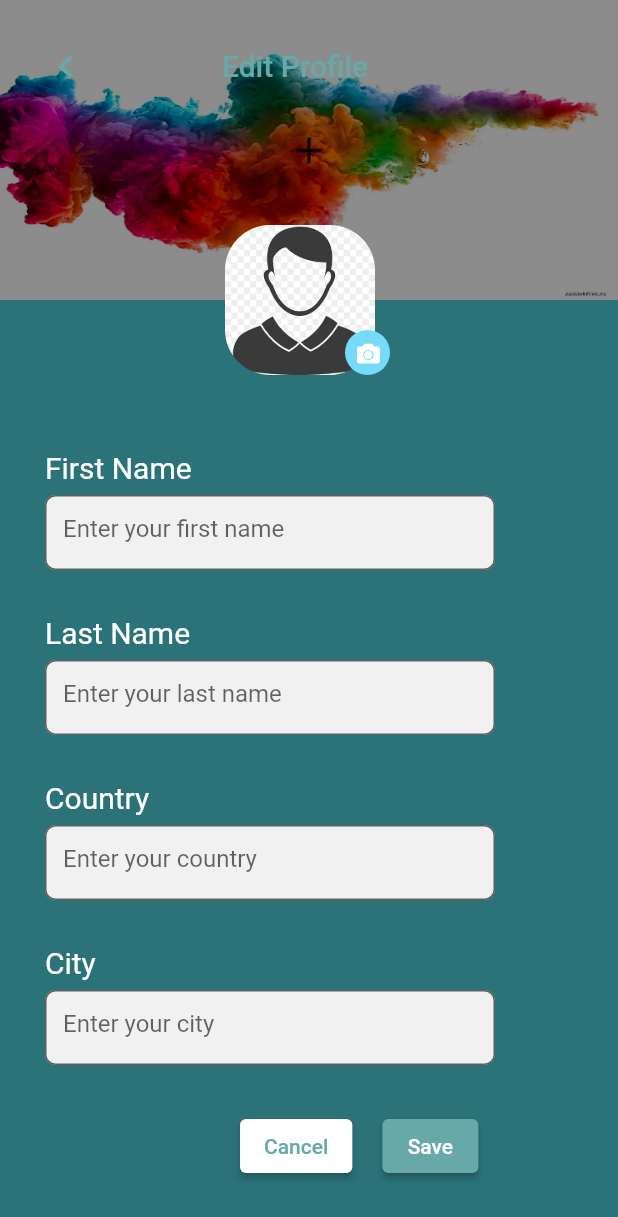
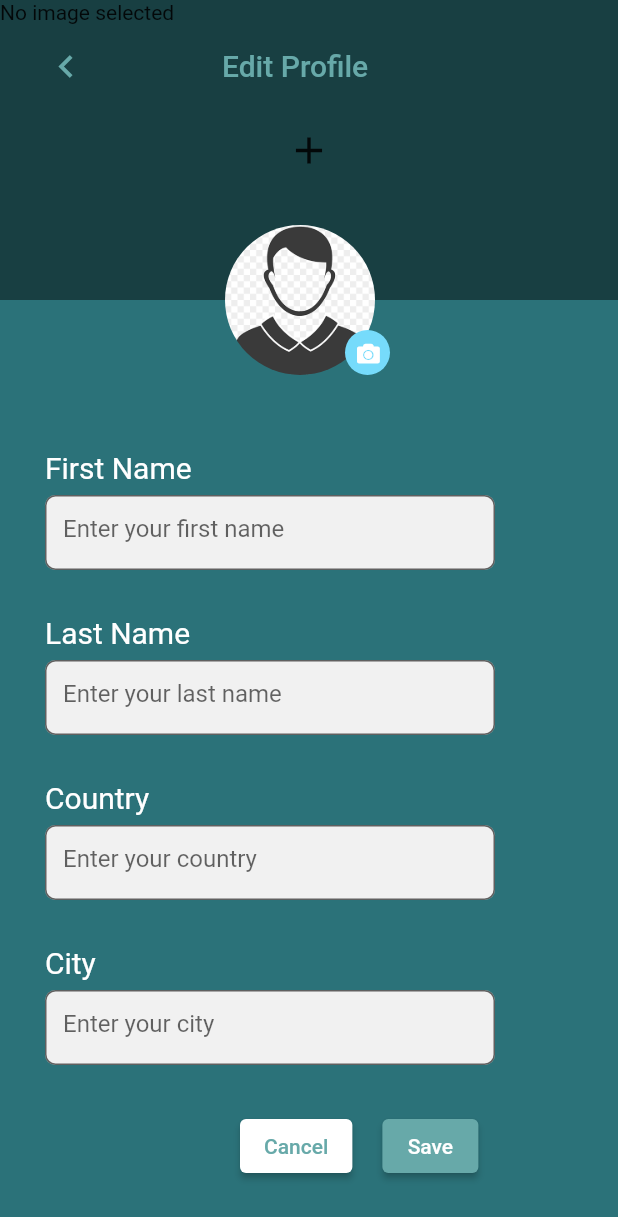
Before and after one commit to WaiYanMinMin/journaling_app, a Flutter app: the EditProfileScreen screen opened by its route, after a tap on the "add" icon, on a phone screen of 412 x 824 dp. Shown: the top 1217 px of the screen. Run offline on Flutter 3.47's test engine with Material 2 defaults, Android fonts, the phone set to English and light mode, and no system bars; our stand-ins replace auto_route, curved_navigation_bar, floor, font_awesome_flutter, get, image_picker and 1 more; accounts and stored records are empty; generated files the repository leaves out were written again.

Commit message:
ADDED Insert Profile Data

```diff
--- a/lib/database/data.dart
+++ b/lib/database/data.dart
@@ -1,3 +1,5 @@
+import 'dart:io';
+
 import 'package:floor/floor.dart';
 
 @Entity(tableName: 'note')
@@ -21,3 +23,20 @@ class Note {
       required this.weather,
       required this.dueDate});
 }
+
+@Entity(tableName: 'profile')
+class Profile {
+  @PrimaryKey(autoGenerate: true)
+  int? id;
+  @ColumnInfo(name: 'profiletitle')
+  String? firstName;
+  String? lastName;
+  String? city;
+  String? country;
+  String? bgImage;
+  String? profileImage;
+
+  Profile(this.firstName, this.lastName, this.city, this.country, this.bgImage,
+      this.profileImage,
+      {this.id});
+}
--- a/lib/database/note_database.dart
+++ b/lib/database/note_database.dart
@@ -6,7 +6,8 @@ import 'data.dart';
 import 'notedao.dart';
 part 'note_database.g.dart';
 
-@Database(version: 1, entities: [Note])
+@Database(version: 1, entities: [Note,Profile])
 abstract class NoteDatabase extends FloorDatabase {
   NoteDao get noteDao;
+  ProfileDao get profileDao;
 }
--- a/lib/database/notedao.dart
+++ b/lib/database/notedao.dart
@@ -9,3 +9,13 @@ abstract class NoteDao {
   @insert
   Future<void> addNote(Note note);
 }
+
+@dao
+abstract class ProfileDao {
+  @insert
+  Future<void> createProfile(Profile profile);
+  @Query('select * from profile')
+  Stream<Profile?> getProfiledata();
+  @update
+  Future<void> updateProfile(Profile profile);
+}
--- a/lib/main.dart
+++ b/lib/main.dart
@@ -18,6 +18,7 @@ class MyHome extends StatelessWidget {
       builder: (context, data) {
         if (data.hasData) {
           Get.put(data.data!.noteDao);
+          Get.put(data.data!.profileDao);
           return MyApp();
         } else if (data.hasError) {
           return Text('${data.error}');
--- /dev/null
+++ b/lib/src/dialogs/Confirmdialog.dart
@@ -0,0 +1,60 @@
+import 'dart:io';
+
+import 'package:flutter/cupertino.dart';
+import 'package:flutter/material.dart';
+import 'package:get/get.dart';
+import 'package:journaling_app/database/data.dart';
+import 'package:journaling_app/database/notedao.dart';
+
+import 'package:journaling_app/src/screens/Profile.dart';
+
+class Confirmdialog {
+  final ProfileDao profileDao = Get.find();
+  confirmation(
+      BuildContext context,
+      String title,
+      String firstname,
+      String lastname,
+      String city,
+      String country,
+      String bgImage,
+      String profileImage) {
+    return showDialog(
+        context: context,
+        barrierDismissible: true,
+        builder: (BuildContext context) {
+          return AlertDialog(
+            shape: RoundedRectangleBorder(
+                borderRadius: BorderRadius.all(Radius.circular(10.0))),
+            title: Text(title),
+            actions: [
+              ElevatedButton(
+                onPressed: () {
+                  Navigator.pop(context);
+                },
+                style: ElevatedButton.styleFrom(
+                  primary: Colors.white,
+                ),
+                child: Text(
+                  "Cancel",
+                  style: TextStyle(color: Color(0xff67A9A9)),
+                ),
+              ),
+              ElevatedButton(
+                style: ElevatedButton.styleFrom(
+                  primary: Color(0xff67A9A9),
+                ),
+                onPressed: () {
+                  profileDao.createProfile(Profile(firstname, lastname, city,
+                      country, bgImage, profileImage));
+                  Get.to(ProfileScreen());
+                }, //save data to database
+                child: Text(
+                  "Yes",
+                ),
+              )
+            ],
+          );
+        });
+  }
+}
--- a/lib/src/screens/EditProfile.dart
+++ b/lib/src/screens/EditProfile.dart
@@ -2,8 +2,12 @@ import 'dart:io';
 
 import 'package:auto_route/auto_route.dart';
 import 'package:flutter/material.dart';
+import 'package:flutter/services.dart';
 import 'package:font_awesome_flutter/font_awesome_flutter.dart';
+
 import 'package:image_picker/image_picker.dart';
+
+import 'package:journaling_app/src/dialogs/Confirmdialog.dart';
 
 class EditProfileScreen extends StatefulWidget {
   const EditProfileScreen({Key? key}) : super(key: key);
@@ -13,19 +17,41 @@ class EditProfileScreen extends StatefulWidget {
 }
 
 class _EditProfileScreenState extends State<EditProfileScreen> {
-  late File? image;
-  Future pickImage() async {
-    final image = await ImagePicker().pickImage(source: ImageSource.gallery);
-    if (image == null) return;
+  File? bgimage;
+  File? profileimage;
+  Confirmdialog dialog = new Confirmdialog();
+  Future pickBackGroundImage() async {
+    try {
+      final image = await ImagePicker().pickImage(source: ImageSource.gallery);
+      if (image == null) return;
 
-    final imageTemp = File(image.path);
-    this.image = imageTemp;
+      final imageTemp = File(image.path);
+      setState(() {
+        this.bgimage = imageTemp;
+      });
+    } on PlatformException catch (e) {
+      print(e);
+    }
   }
 
-  late final firstName;
-  late final lastName;
-  late final city;
-  late final country;
+  Future pickProfileImage() async {
+    try {
+      final image = await ImagePicker().pickImage(source: ImageSource.gallery);
+      if (image == null) return;
+
+      final imageTemp = File(image.path);
+      setState(() {
+        this.profileimage = imageTemp;
+      });
+    } on PlatformException catch (e) {
+      print(e);
+    }
+  }
+
+  TextEditingController firstName = TextEditingController();
+  TextEditingController lastName = TextEditingController();
+  TextEditingController city = TextEditingController();
+  TextEditingController country = TextEditingController();
   @override
   Widget build(BuildContext context) {
     return Scaffold(
@@ -48,13 +74,14 @@ class _EditProfileScreenState extends State<EditProfileScreen> {
                         children: [
                           Container(
                             height: 200.0,
-                            child: Center(
-                              child: Image.asset(
-                                'assets/pngs/bg.png',
-                                width: double.infinity,
-                                fit: BoxFit.fill,
-                              ),
-                            ),
+                            child: bgimage == null
+                                ? Text("No image selected")
+                                : Center(
+                                    child: Image.file(
+                                    bgimage!,
+                                    width: double.infinity,
+                                    fit: BoxFit.fill,
+                                  )),
                           ),
                           Container(
                             height: 200.0,
@@ -63,7 +90,9 @@ class _EditProfileScreenState extends State<EditProfileScreen> {
                                 child: Container(
                               color: Colors.transparent,
                               child: IconButton(
-                                onPressed: () {},
+                                onPressed: () {
+                                  pickBackGroundImage();
+                                },
                                 icon: Icon(Icons.add, size: 30),
                               ),
                             )),
@@ -103,10 +132,17 @@ class _EditProfileScreenState extends State<EditProfileScreen> {
                                 height: 100,
                                 child: Stack(
                                   children: [
-                                    ClipRRect(
-                                        borderRadius: BorderRadius.circular(30),
-                                        child: Image.asset(
-                                            'assets/pngs/avatar.png')),
+                                    Container(
+                                      decoration:
+                                          BoxDecoration(shape: BoxShape.circle),
+                                      child: ClipRRect(
+                                          borderRadius:
+                                              BorderRadius.circular(100),
+                                          child: profileimage == null
+                                              ? Image.asset(
+                                                  'assets/pngs/avatar.png')
+                                              : Image.file(profileimage!)),
+                                    ),
                                     Positioned(
                                       right: 20,
                                       top: 70,
@@ -117,7 +153,9 @@ class _EditProfileScreenState extends State<EditProfileScreen> {
                                             shape: BoxShape.circle,
                                             color: Color(0xff76DBFB)),
                                         child: IconButton(
-                                          onPressed: () {},
+                                          onPressed: () {
+                                            pickProfileImage();
+                                          },
                                           icon: FaIcon(
                                             FontAwesomeIcons.camera,
                                             color: Colors.white,
@@ -160,11 +198,7 @@ class _EditProfileScreenState extends State<EditProfileScreen> {
                                                 borderRadius:
                                                     BorderRadius.circular(7.0)),
                                             hintText: 'Enter your first name'),
-                                        onChanged: (value) {
-                                          setState(() {
-                                            firstName = value.trim();
-                                          });
-                                        }),
+                                     controller: firstName),
                                   ),
                                   SizedBox(height: 30),
                                   Container(
@@ -192,11 +226,7 @@ class _EditProfileScreenState extends State<EditProfileScreen> {
                                                 borderRadius:
                                                     BorderRadius.circular(7.0)),
                                             hintText: 'Enter your last name'),
-                                        onChanged: (value) {
-                                          setState(() {
-                                            firstName = value.trim();
-                                          });
-                                        }),
+                                       controller: lastName,),
                                   ),
                                   SizedBox(height: 30),
                                   Container(
@@ -224,11 +254,7 @@ class _EditProfileScreenState extends State<EditProfileScreen> {
                                                 borderRadius:
                                                     BorderRadius.circular(7.0)),
                                             hintText: 'Enter your country'),
-                                        onChanged: (value) {
-                                          setState(() {
-                                            firstName = value.trim();
-                                          });
-                                        }),
+                                       controller: country,),
                                   ),
                                   SizedBox(height: 30),
                                   Container(
@@ -256,11 +282,7 @@ class _EditProfileScreenState extends State<EditProfileScreen> {
                                                 borderRadius:
                                                     BorderRadius.circular(7.0)),
                                             hintText: 'Enter your city'),
-                                        onChanged: (value) {
-                                          setState(() {
-                                            city = value.trim();
-                                          });
-                                        }),
+                                       controller: city,),
                                   ),
                                   SizedBox(height: 30),
                                   Container(
@@ -286,7 +308,15 @@ class _EditProfileScreenState extends State<EditProfileScreen> {
                                       ),
                                       Container(
                                         child: ElevatedButton(
-                                          onPressed: () {},
+                                          onPressed: () {
+                                            dialog.confirmation(
+                                                context,
+                                                "Are You Sure?",
+                                                firstName.text,
+                                                lastName.text,
+                                                city.text,
+                                                country.text,bgimage!.path,profileimage!.path);
+                                          },
                                           style: ElevatedButton.styleFrom(
                                             primary: Color(0xff67A9A9),
                                           ),
```
Also changed, not shown: lib/src/screens/Profile.dart (+67 -23 lines), lib/database/note_database.g.dart.
